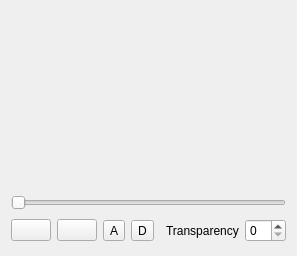
KDE/kdenlive, file src/widgets/geometryval_ui.ui: the form before one commit.
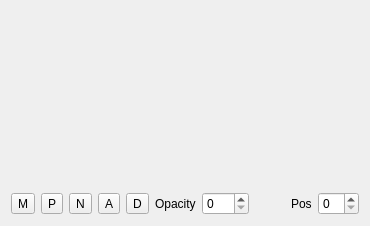
The form after the commit. Custom widgets are drawn as their Qt base class.

```diff
--- a/src/widgets/geometryval_ui.ui
+++ b/src/widgets/geometryval_ui.ui
@@ -5,15 +5,18 @@
    <rect>
     <x>0</x>
     <y>0</y>
-    <width>273</width>
-    <height>256</height>
+    <width>370</width>
+    <height>226</height>
    </rect>
   </property>
   <property name="windowTitle" >
    <string>Form</string>
   </property>
   <layout class="QGridLayout" name="gridLayout" >
-   <item row="0" column="0" colspan="7" >
+   <property name="verticalSpacing" >
+    <number>0</number>
+   </property>
+   <item row="0" column="0" colspan="10" >
     <widget class="QWidget" native="1" name="widget" >
      <property name="sizePolicy" >
       <sizepolicy vsizetype="MinimumExpanding" hsizetype="MinimumExpanding" >
@@ -23,9 +26,7 @@
      </property>
     </widget>
    </item>
-   <item row="1" column="0" colspan="7" >
-    <layout class="QVBoxLayout" name="verticalLayout" >
-     <item>
+   <item row="1" column="0" colspan="10" >
       <widget class="QFrame" name="keyframeWidget" >
        <property name="sizePolicy" >
         <sizepolicy vsizetype="Preferred" hsizetype="MinimumExpanding" >
@@ -53,75 +54,83 @@
        </property>
       </widget>
      </item>
-     <item>
-      <widget class="QSlider" name="keyframeSlider" >
-       <property name="orientation" >
-        <enum>Qt::Horizontal</enum>
-       </property>
-      </widget>
-     </item>
-    </layout>
-   </item>
    <item row="2" column="0" >
-    <widget class="KArrowButton" name="buttonPrevious" >
-     <property name="arrowType" stdset="0" >
-      <number>3</number>
+    <widget class="QToolButton" name="buttonMenu" >
+     <property name="text" >
+      <string>M</string>
+     </property>
+     <property name="arrowType" >
+      <enum>Qt::NoArrow</enum>
      </property>
     </widget>
    </item>
    <item row="2" column="1" >
-    <widget class="KArrowButton" name="buttonNext" >
-     <property name="arrowType" stdset="0" >
-      <number>4</number>
+    <widget class="QToolButton" name="buttonPrevious" >
+     <property name="text" >
+      <string>P</string>
      </property>
     </widget>
    </item>
    <item row="2" column="2" >
+    <widget class="QToolButton" name="buttonNext" >
+     <property name="text" >
+      <string>N</string>
+     </property>
+    </widget>
+   </item>
+   <item row="2" column="3" >
     <widget class="QToolButton" name="buttonAdd" >
      <property name="text" >
       <string>A</string>
      </property>
     </widget>
    </item>
-   <item row="2" column="3" >
+   <item row="2" column="4" >
     <widget class="QToolButton" name="buttonDelete" >
      <property name="text" >
       <string>D</string>
      </property>
     </widget>
    </item>
-   <item row="2" column="4" >
-    <spacer name="horizontalSpacer" >
-     <property name="orientation" >
-      <enum>Qt::Horizontal</enum>
-     </property>
-     <property name="sizeHint" stdset="0" >
-      <size>
-       <width>17</width>
-       <height>29</height>
-      </size>
-     </property>
-    </spacer>
-   </item>
    <item row="2" column="5" >
     <widget class="QLabel" name="label_2" >
      <property name="text" >
-      <string>Transparency</string>
+      <string>Opacity</string>
      </property>
     </widget>
    </item>
    <item row="2" column="6" >
-    <widget class="QSpinBox" name="spinBox" />
+    <widget class="QSpinBox" name="spinTransp" >
+     <property name="maximum" >
+      <number>100</number>
+     </property>
+    </widget>
+   </item>
+   <item row="2" column="8" >
+    <widget class="QLabel" name="label_3" >
+     <property name="text" >
+      <string>Pos</string>
+     </property>
+    </widget>
+   </item>
+   <item row="2" column="9" >
+    <widget class="QSpinBox" name="spinPos" />
+   </item>
+   <item row="2" column="7" >
+    <spacer name="horizontalSpacer" >
+     <property name="orientation" >
+      <enum>Qt::Horizontal</enum>
+     </property>
+     <property name="sizeHint" stdset="0" >
+      <size>
+       <width>40</width>
+       <height>20</height>
+      </size>
+     </property>
+    </spacer>
    </item>
   </layout>
  </widget>
- <customwidgets>
-  <customwidget>
-   <class>KArrowButton</class>
-   <extends>QPushButton</extends>
-   <header>karrowbutton.h</header>
-  </customwidget>
- </customwidgets>
  <resources/>
  <connections/>
 </ui>
```
Lines whose indentation alone changed are shown as unchanged.
